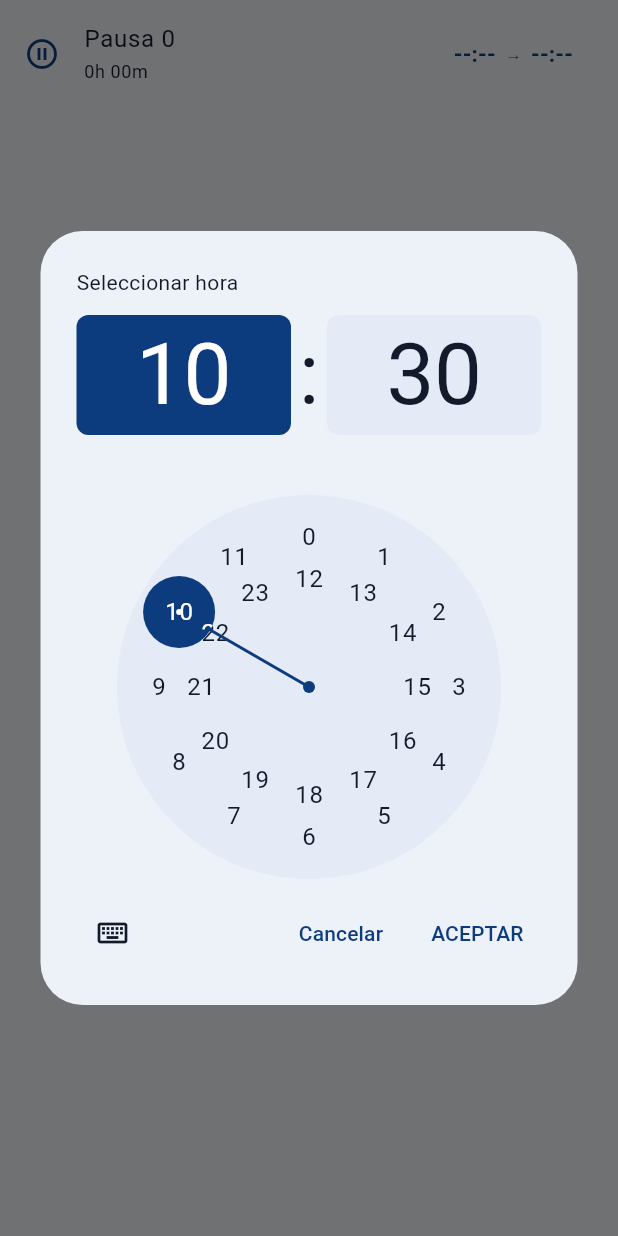
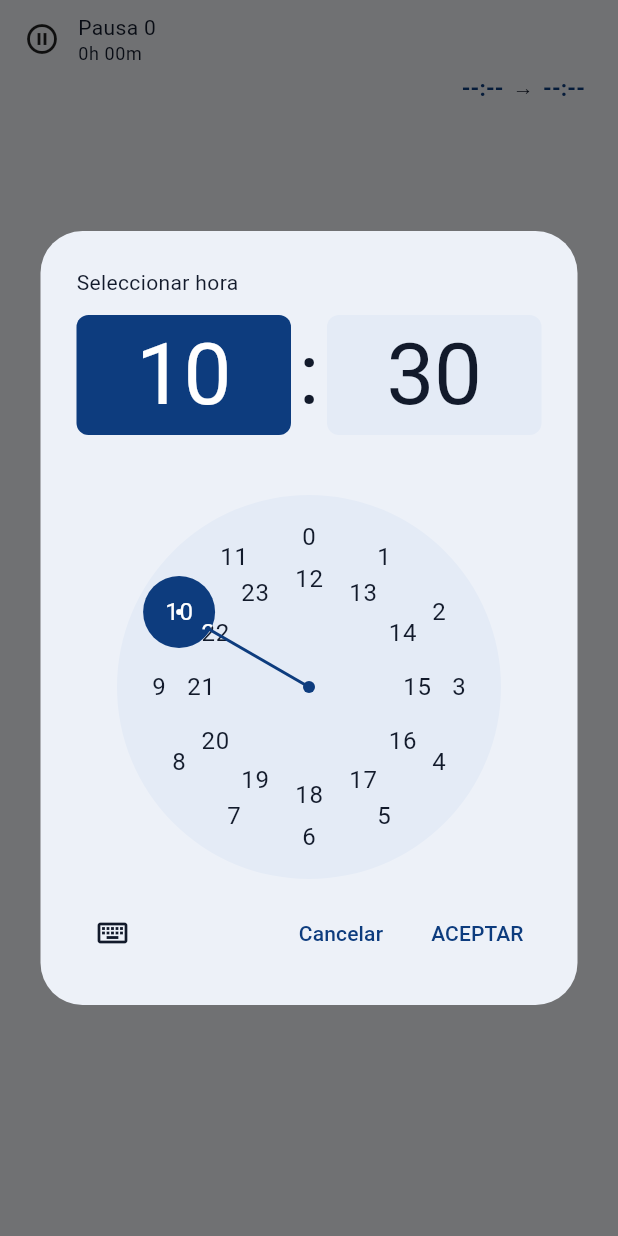
Before and after one commit to KyoX/Torniquete, a Flutter app: the PausaRow widget shown alone on an empty page, opened directly with empty values, after a tap on "--:--", on a phone screen of 412 x 824 dp. Run offline on Flutter 3.47's test engine with Material 3 defaults, Android fonts, the phone set to English and light mode, and no system bars; our stand-ins replace file_picker, flutter_local_notifications, flutter_timezone, geolocator, local_auth, pdf and 4 more; missing offline and left inert: excel, home_widget, workmanager; accounts and stored records are empty.

Commit message:
fix: Pausa Row widget to display and edit pause time intervals

```diff
--- a/lib/widgets/pausa_row.dart
+++ b/lib/widgets/pausa_row.dart
@@ -70,15 +70,49 @@ class PausaRow extends StatelessWidget {
   @override
   Widget build(BuildContext context) {
     final tema = Theme.of(context);
-    return ListTile(
-      leading: Icon(
+    return Padding(
+      padding: const EdgeInsets.symmetric(horizontal: 16, vertical: 8),
+      child: Column(
+        crossAxisAlignment: CrossAxisAlignment.start,
+        children: [
+          Row(
+            children: [
+              Icon(
                 esAlmuerzo ? Icons.lunch_dining : Icons.pause_circle_outline,
                 color: pausa.abierta ? tema.colorScheme.primary : null,
               ),
-      title: Text(_titulo),
-      subtitle: Text(_duracion, style: tema.textTheme.bodySmall),
-      trailing: Row(
-        mainAxisSize: MainAxisSize.min,
+              const SizedBox(width: 12),
+              Expanded(
+                child: Column(
+                  crossAxisAlignment: CrossAxisAlignment.start,
+                  children: [
+                    Text(
+                      _titulo,
+                      maxLines: 1,
+                      overflow: TextOverflow.ellipsis,
+                    ),
+                    Text(
+                      _duracion,
+                      style: tema.textTheme.bodySmall,
+                      maxLines: 1,
+                      overflow: TextOverflow.ellipsis,
+                    ),
+                  ],
+                ),
+              ),
+              if (onEliminar != null)
+                IconButton(
+                  tooltip: 'Borrar pausa',
+                  padding: EdgeInsets.zero,
+                  constraints: const BoxConstraints.tightFor(width: 36, height: 36),
+                  icon: const Icon(Icons.close, size: 18),
+                  onPressed: onEliminar,
+                ),
+            ],
+          ),
+          const SizedBox(height: 4),
+          Row(
+            mainAxisAlignment: MainAxisAlignment.end,
             children: [
               UbicacionIndicador(
                 ubicacion: evidenciaInicio.ubicacion,
@@ -109,13 +143,7 @@ class PausaRow extends StatelessWidget {
                 etiqueta: '$_titulo · regreso',
                 geocerca: evidenciaFin.geocerca,
               ),
-          if (onEliminar != null)
-            IconButton(
-              tooltip: 'Borrar pausa',
-              padding: EdgeInsets.zero,
-              constraints: const BoxConstraints.tightFor(width: 36, height: 36),
-              icon: const Icon(Icons.close, size: 18),
-              onPressed: onEliminar,
+            ],
           ),
         ],
       ),
```
Lines whose indentation alone changed are shown as unchanged.
